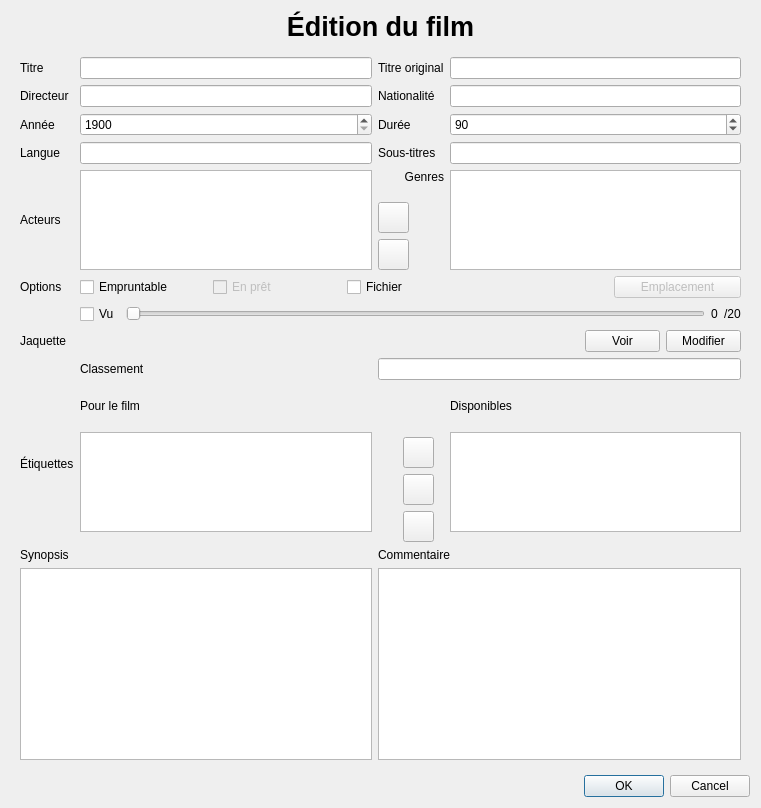
First picture: the form in editbook.ui, repository chindit/dadabooks, before the edit.
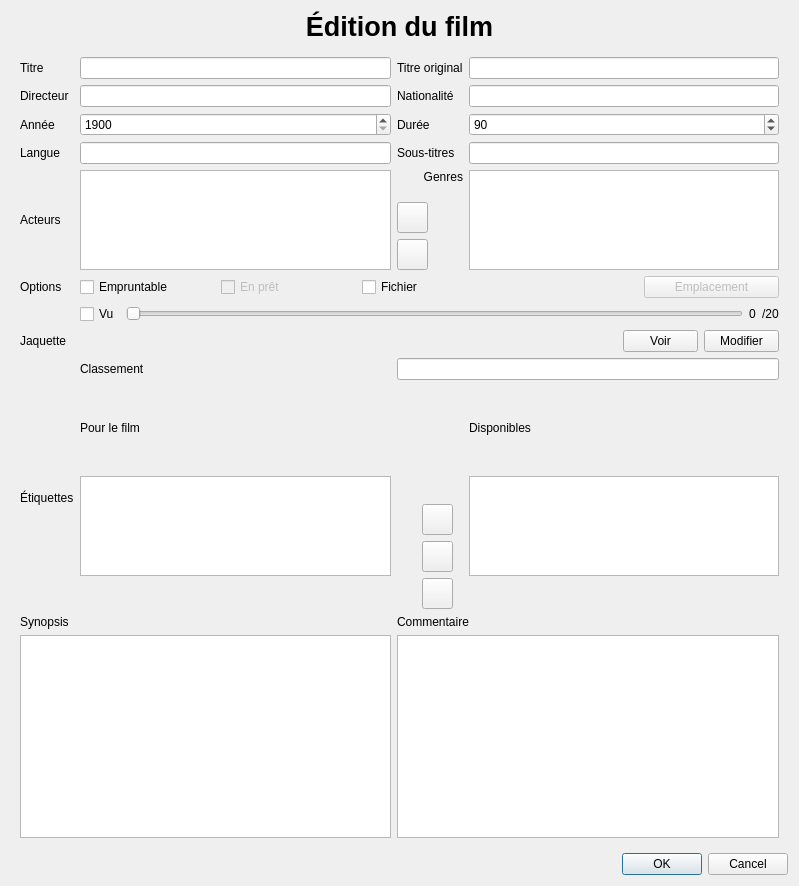
Second picture: the form after the edit. Icons and pictures are not drawn.

```diff
--- a/editbook.ui
+++ b/editbook.ui
@@ -6,8 +6,8 @@
    <rect>
     <x>0</x>
     <y>0</y>
-    <width>761</width>
-    <height>808</height>
+    <width>799</width>
+    <height>886</height>
    </rect>
   </property>
   <property name="sizePolicy">
```
